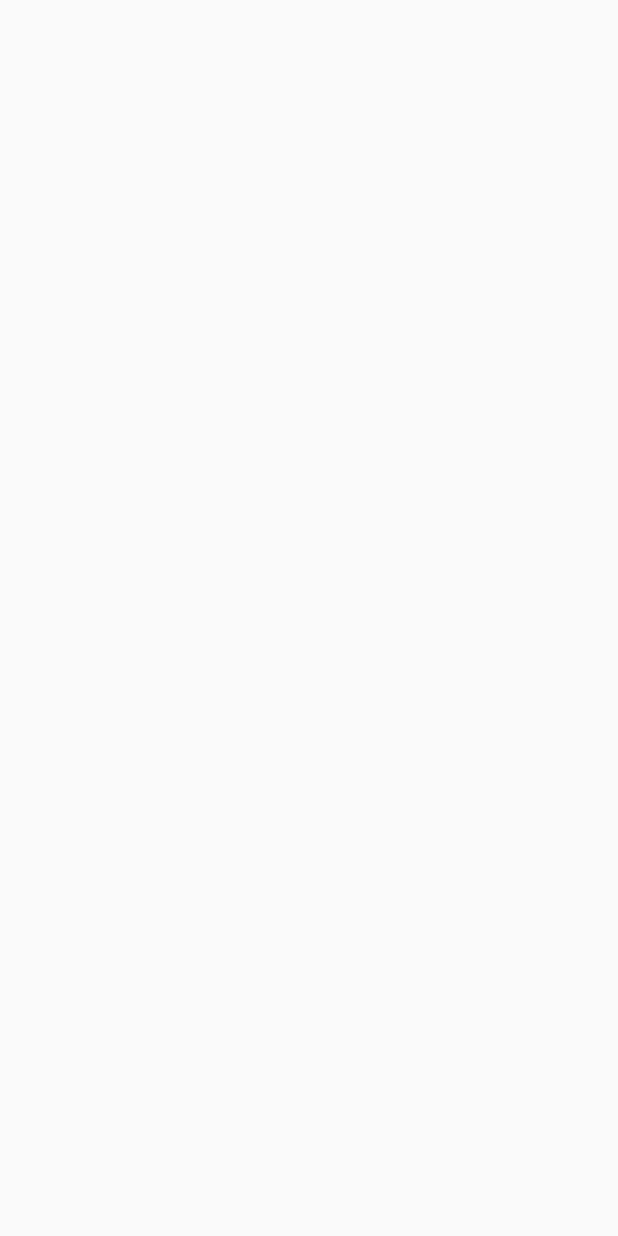
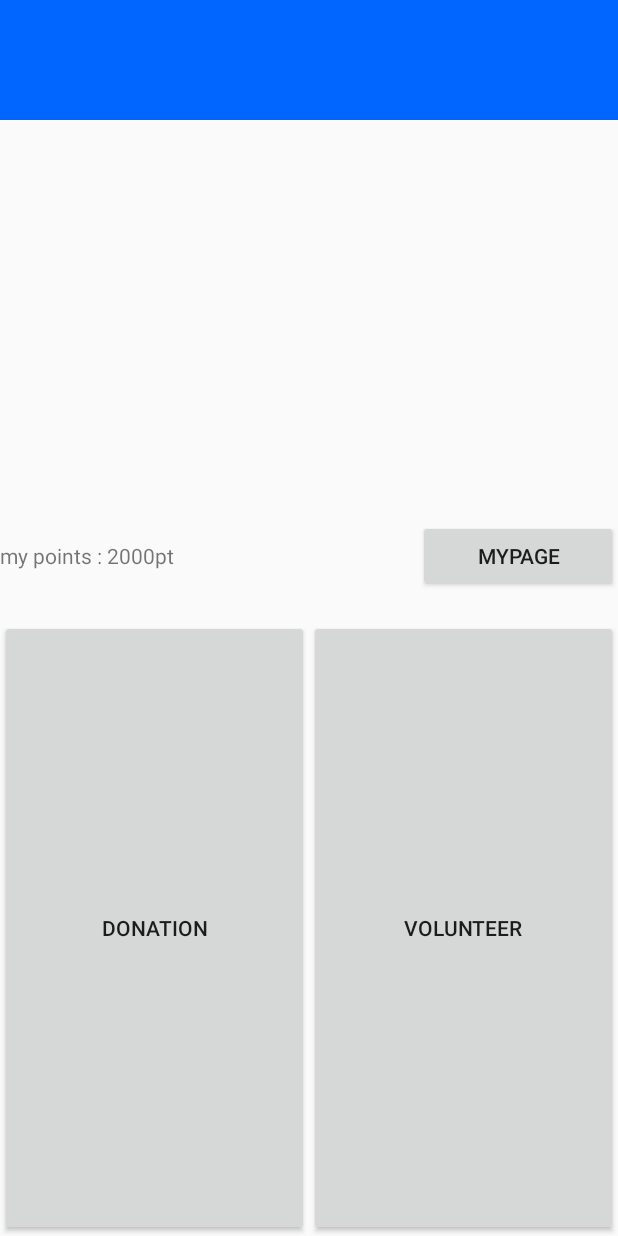
Before and after one commit to MidasChallenge2017Mobile4/donation_android_app, an Android app: the screen it shows after launch (MainActivity), on a phone screen of 412 x 824 dp. Before the commit the screen is empty. Run offline under Robolectric (Android 15) with nearby library versions, the phone set to English and light mode, and no system bars.

Commit message:
pointHistory info, adapter 생성 main activity 수정

```diff
--- a/app/src/main/AndroidManifest.xml
+++ b/app/src/main/AndroidManifest.xml
@@ -16,6 +16,7 @@
                 <category android:name="android.intent.category.LAUNCHER" />
             </intent-filter>
         </activity>
+        <activity android:name=".MyPageActivity"></activity>
     </application>
 
 </manifest>
--- a/app/src/main/java/com/midas/donation_android_app/MainActivity.java
+++ b/app/src/main/java/com/midas/donation_android_app/MainActivity.java
@@ -1,14 +1,51 @@
 package com.midas.donation_android_app;
 
+import android.content.Intent;
 import android.support.v7.app.AppCompatActivity;
 import android.os.Bundle;
+import android.view.View;
+import android.widget.Button;
 
 public class MainActivity extends AppCompatActivity {
+
+    private Button mypageBtn;
+    private Button donationBtn;
+    private Button volunteerBtn;
 
     @Override
     protected void onCreate(Bundle savedInstanceState) {
         super.onCreate(savedInstanceState);
         setContentView(R.layout.activity_main);
 
+        setLayout();
+    }
+
+    private void setLayout(){
+        mypageBtn = (Button)findViewById(R.id.btn_mypage);
+        mypageBtn.setOnClickListener(new View.OnClickListener() {
+            @Override
+            public void onClick(View v) {
+                Intent intent = new Intent(MainActivity.this, MyPageActivity.class);
+                startActivity(intent);
+            }
+        });
+
+        donationBtn = (Button)findViewById(R.id.btn_donation);
+        donationBtn.setOnClickListener(new View.OnClickListener() {
+            @Override
+            public void onClick(View v) {
+                Intent intent = new Intent(MainActivity.this, DonateActivity.class);
+                startActivity(intent);
+            }
+        });
+
+        volunteerBtn = (Button)findViewById(R.id.btn_donation);
+        volunteerBtn.setOnClickListener(new View.OnClickListener() {
+            @Override
+            public void onClick(View v) {
+//                Intent intent = new Intent(MainActivity.this, MyPageActivity.class);
+//                startActivity(intent);
+            }
+        });
     }
 }
--- a/app/src/main/res/layout/activity_main.xml
+++ b/app/src/main/res/layout/activity_main.xml
@@ -5,10 +5,65 @@
     android:layout_width="match_parent"
     android:layout_height="match_parent"
     android:orientation="vertical"
-
     tools:context="com.midas.donation_android_app.MainActivity">
 
+    <LinearLayout
+        android:layout_width="match_parent"
+        android:layout_height="120px"
+        android:background="#0066ff">
 
 
+    </LinearLayout>
+
+    <LinearLayout
+        android:layout_width="match_parent"
+        android:layout_height="500px"
+        android:orientation="vertical">
+
+        <RelativeLayout
+            android:layout_width="match_parent"
+            android:layout_height="400px">
+
+        </RelativeLayout>
+
+        <LinearLayout
+            android:layout_width="match_parent"
+            android:layout_height="match_parent">
+            <TextView
+                android:layout_width="match_parent"
+                android:layout_height="wrap_content"
+                android:layout_weight="1"
+                android:text="my points : 2000pt"/>
+
+            <Button
+                android:id="@+id/btn_mypage"
+                android:layout_width="200px"
+                android:layout_height="wrap_content"
+                android:text="mypage" />
+
+        </LinearLayout>
+
+
+    </LinearLayout>
+
+    <LinearLayout
+        android:layout_width="match_parent"
+        android:layout_height="match_parent"
+        android:orientation="horizontal">
+
+        <Button
+            android:id="@+id/btn_donation"
+            android:layout_width="match_parent"
+            android:layout_height="match_parent"
+            android:layout_weight="1"
+            android:text="donation"/>
+
+        <Button
+            android:id="@+id/btn_volunteer"
+            android:layout_width="match_parent"
+            android:layout_height="match_parent"
+            android:layout_weight="1"
+            android:text="volunteer"/>
+    </LinearLayout>
 
 </LinearLayout>
```
Also changed, not shown: app/src/main/java/com/midas/donation_android_app/MyPageActivity.java (added, +48 -0 lines), app/src/main/java/com/midas/donation_android_app/PointHistoryAdapter.java (added, +50 -0 lines), app/src/main/java/com/midas/donation_android_app/PointHistoryInfo.java (added, +23 -0 lines), app/src/main/res/layout/activity_my_page.xml (added, +53 -0 lines), app/src/main/res/layout/list_item_getpoint.xml (added, +35 -0 lines), app/src/main/res/drawable/rice_bowl.png (added).
